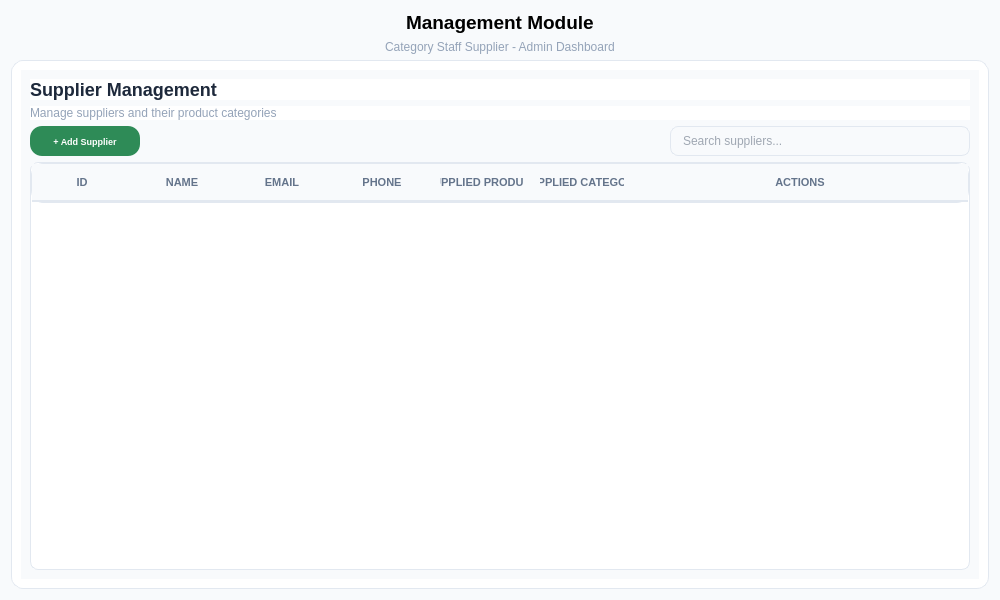
kriitikat/Sajilo-Bazarr, file ui/supplier.ui: the form before one commit.
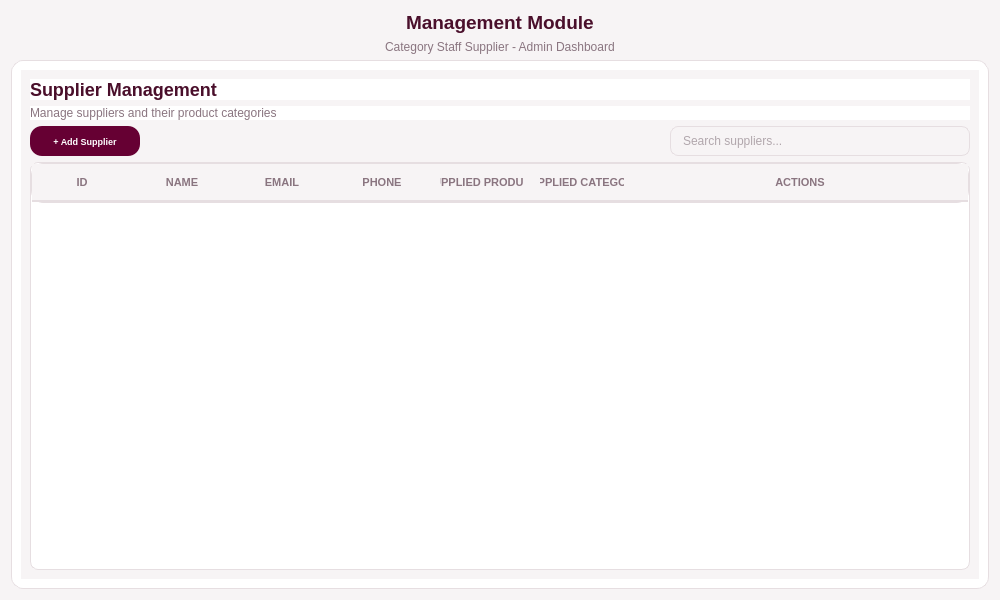
The form after the commit.

The edit to the form file:
```diff
--- a/ui/supplier.ui
+++ b/ui/supplier.ui
@@ -31,7 +31,7 @@
   </property>
   <property name="styleSheet">
    <string notr="true">QWidget {
-    background-color: #f8fafc;
+    background-color: #F7F4F5;
     font-family: 'Segoe UI';
 }</string>
   </property>
@@ -58,7 +58,7 @@
       </font>
      </property>
      <property name="styleSheet">
-      <string notr="true">color: black;</string>
+      <string notr="true">color: #4A0F2B;</string>
      </property>
      <property name="frameShape">
       <enum>QFrame::Shape::NoFrame</enum>
@@ -89,7 +89,7 @@
      <property name="styleSheet">
       <string notr="true">QLabel {
     font-size: 12px;
-    color: #94a3b8;
+    color: #8A7580;
     border: none;
 }</string>
      </property>
@@ -106,7 +106,7 @@
      <property name="styleSheet">
       <string notr="true">QFrame {
     background-color: #ffffff;
-    border: 1px solid #e2e8f0;
+    border: 1px solid #E6DEE1;
     border-radius: 12px;
 }</string>
      </property>
@@ -133,7 +133,7 @@
             <string notr="true">QLabel {
     font-size: 18px;
     font-weight: bold;
-    color: #1e293b;
+    color: #4A0F2B;
     border: none;
 }</string>
            </property>
@@ -147,7 +147,7 @@
            <property name="styleSheet">
             <string notr="true">QLabel {
     font-size: 12px;
-    color: #94a3b8;
+    color: #8A7580;
     border: none;
 }</string>
            </property>
@@ -181,7 +181,7 @@
              </property>
              <property name="styleSheet">
               <string notr="true">QPushButton {
-    background-color: #2E8B57;
+    background-color: #660033;
     border: none;
     padding: 8px 16px;
     color: white;
@@ -236,12 +236,12 @@
              </property>
              <property name="styleSheet">
               <string notr="true">QLineEdit {
-    border: 1px solid #e2e8f0;
+    border: 1px solid #E6DEE1;
     border-radius: 8px;
     padding: 4px 10px;
     font-size: 12px;
-    background-color: #f8fafc;
-    color: #475569;
+    background-color: #F7F4F5;
+    color: #6B5A63;
 }
 QLineEdit:focus {
     border: 1px solid #2D4A7A;
@@ -259,29 +259,29 @@
           <widget class="QTableWidget" name="supplierTable">
            <property name="styleSheet">
             <string notr="true">QTableWidget {
-    border: 1px solid #e2e8f0;
+    border: 1px solid #E6DEE1;
     border-radius: 8px;
     background-color: #ffffff;
-    gridline-color: #f1f5f9;
+    gridline-color: #F5EEF0;
     font-size: 13px;
 }
 QTableWidget::item {
     padding: 12px 8px;
-    border-bottom: 1px solid #f1f5f9;
-    color: #475569;
+    border-bottom: 1px solid #F5EEF0;
+    color: #6B5A63;
 }
 QTableWidget::item:selected {
-    background-color: #f0fdf4;
-    color: #1e293b;
+    background-color: #F3E6EC;
+    color: #4A0F2B;
 }
 QHeaderView::section {
-    background-color: #f8fafc;
-    color: #64748b;
+    background-color: #F7F4F5;
+    color: #8A7580;
     font-weight: bold;
     font-size: 11px;
     padding: 10px 8px;
     border: none;
-    border-bottom: 2px solid #e2e8f0;
+    border-bottom: 2px solid #E6DEE1;
     text-transform: uppercase;
 }</string>
            </property>
```
Left out of the diff: 4 changed lines with no effect on the pictures.
